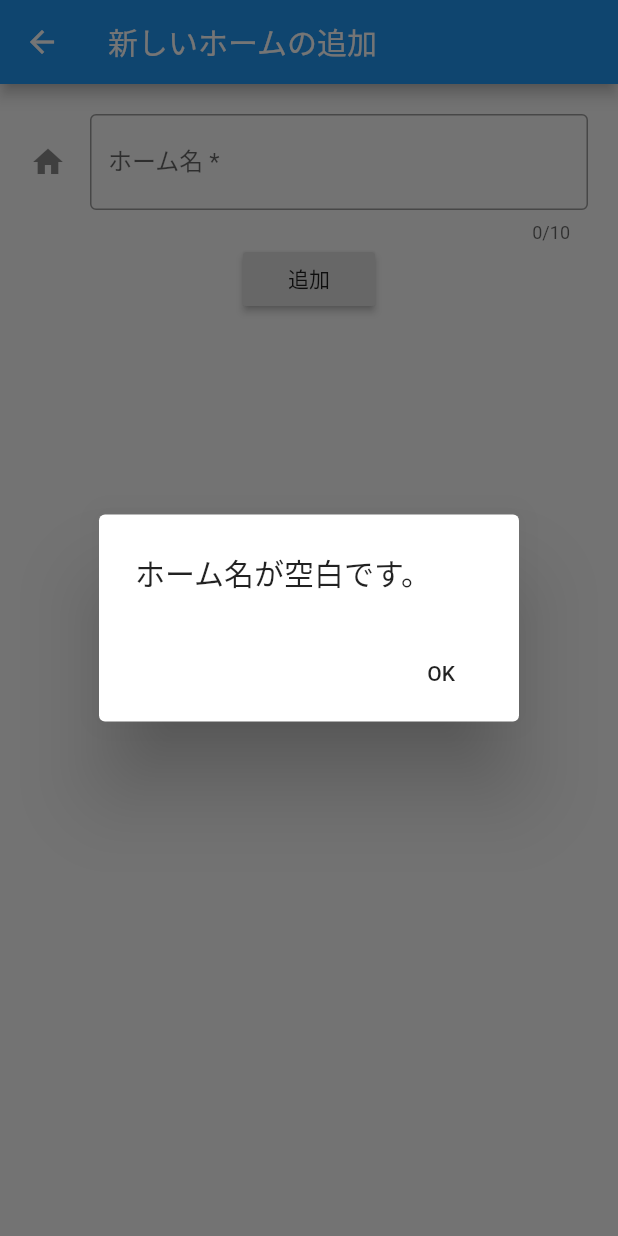
After one commit to katlina00/aredoco, a Flutter app: the AddHome screen opened directly, after a tap on "追加", on a phone screen of 412 x 824 dp. The commit adds this screen. Run offline on Flutter 3.47's test engine with Material 2 defaults, Android fonts, the phone set to English and light mode, and no system bars; our stand-ins replace cloud_firestore; accounts and stored records are empty.

Commit message:
データベース参照・挿入実装

```diff
--- /dev/null
+++ b/aredoco/lib/add_home.dart
@@ -0,0 +1,94 @@
+import 'package:flutter/material.dart';
+import 'package:provider/provider.dart';
+
+import 'add_home_model.dart';
+
+class AddHome extends StatelessWidget {
+  @override
+  Widget build(BuildContext context) {
+    return ChangeNotifierProvider<AddHomeModel>(
+      create: (_) => AddHomeModel(),
+      child: Scaffold(
+        appBar: AppBar(
+          title: Text('新しいホームの追加'),
+        ),
+        body: Padding(
+          padding: EdgeInsets.all(20.0),
+          child: Consumer<AddHomeModel>(
+            builder: (context, model, child) {
+              return Column(
+                children: <Widget>[
+                  // ホーム名
+                  Container(
+                    child: TextFormField(
+                      onChanged: (text) {
+                        model.homeName = text;
+                      },
+                      enabled: true,
+                      maxLength: 10,
+                      maxLengthEnforced: false,
+                      style: TextStyle(color: Colors.black),
+                      obscureText: false,
+                      decoration: const InputDecoration(
+                        border: OutlineInputBorder(),
+                        icon: Icon(Icons.home),
+                        hintText: '例：もふもふホーム',
+                        labelText: 'ホーム名 *',
+                      ),
+                    ),
+                  ),
+                  // 追加ボタン
+                  Container(
+                    child: RaisedButton(
+                      child: Text('追加'),
+                      onPressed: () async {
+                        try {
+                          await model.addHomeDataBase();
+                          await showDialog(
+                            context: context,
+                            builder: (BuildContext context) {
+                              return AlertDialog(
+                                title: Text('ホーム名を保存しました！'),
+                                actions: <Widget>[
+                                  FlatButton(
+                                    child: Text('OK'),
+                                    onPressed: () {
+                                      Navigator.of(context).pop();
+                                    },
+                                  ),
+                                ],
+                              );
+                            },
+                          );
+                          Navigator.of(context).pop();
+                        } catch (e) {
+                          showDialog(
+                              context: context,
+                              builder: (BuildContext context) {
+                                return AlertDialog(
+                                  title: Text(e.toString()),
+                                  actions: <Widget>[
+                                    FlatButton(
+                                      child: Text('OK'),
+                                      onPressed: () {
+                                        Navigator.of(context).pop();
+                                      },
+                                    ),
+                                  ],
+                                );
+                              });
+                        }
+                      },
+                    ),
+                  ),
+                  // 権限設定領域
+                  Container(),
+                ],
+              );
+            },
+          ),
+        ),
+      ),
+    );
+  }
+}
--- /dev/null
+++ b/aredoco/lib/add_home_model.dart
@@ -0,0 +1,18 @@
+import 'package:cloud_firestore/cloud_firestore.dart';
+import 'package:flutter/cupertino.dart';
+
+class AddHomeModel extends ChangeNotifier {
+  String homeName = '';
+
+  Future addHomeDataBase() async {
+    if (homeName.isEmpty) {
+      throw ('ホーム名が空白です。');
+    }
+
+    Firestore.instance.collection('home_information').add(
+      {
+        'home_name': homeName,
+      },
+    );
+  }
+}
```
Also changed, not shown: aredoco/lib/aredoco_add_home.dart (deleted, +0 -50 lines), aredoco/lib/main.dart (+12 -7 lines).
